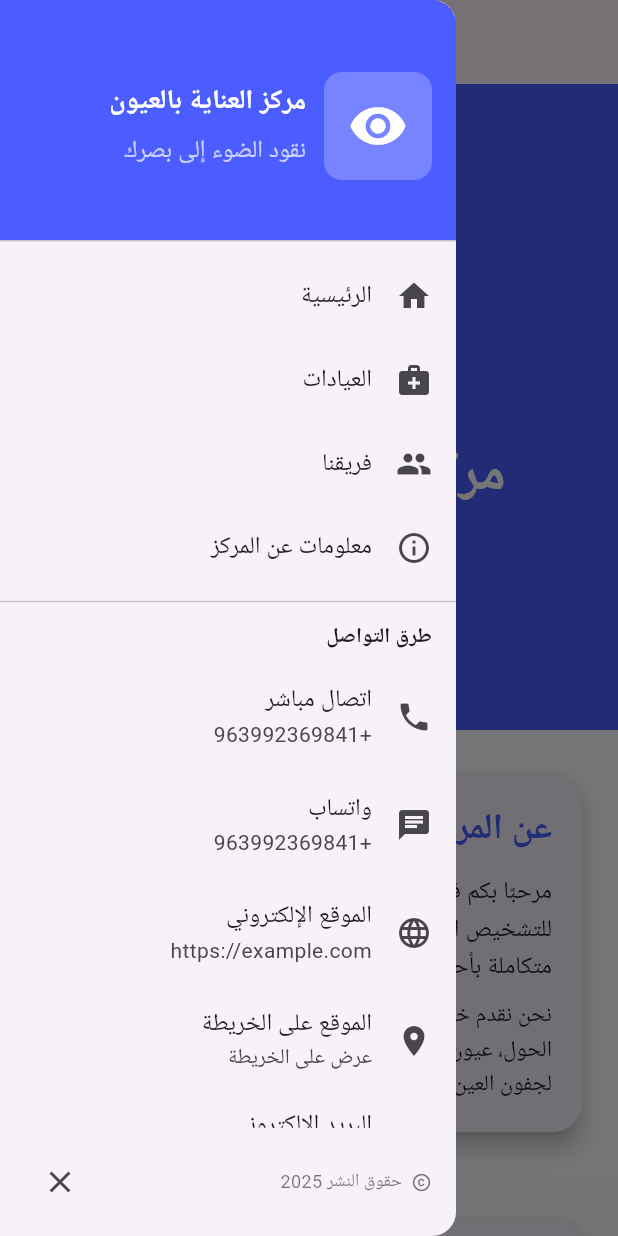
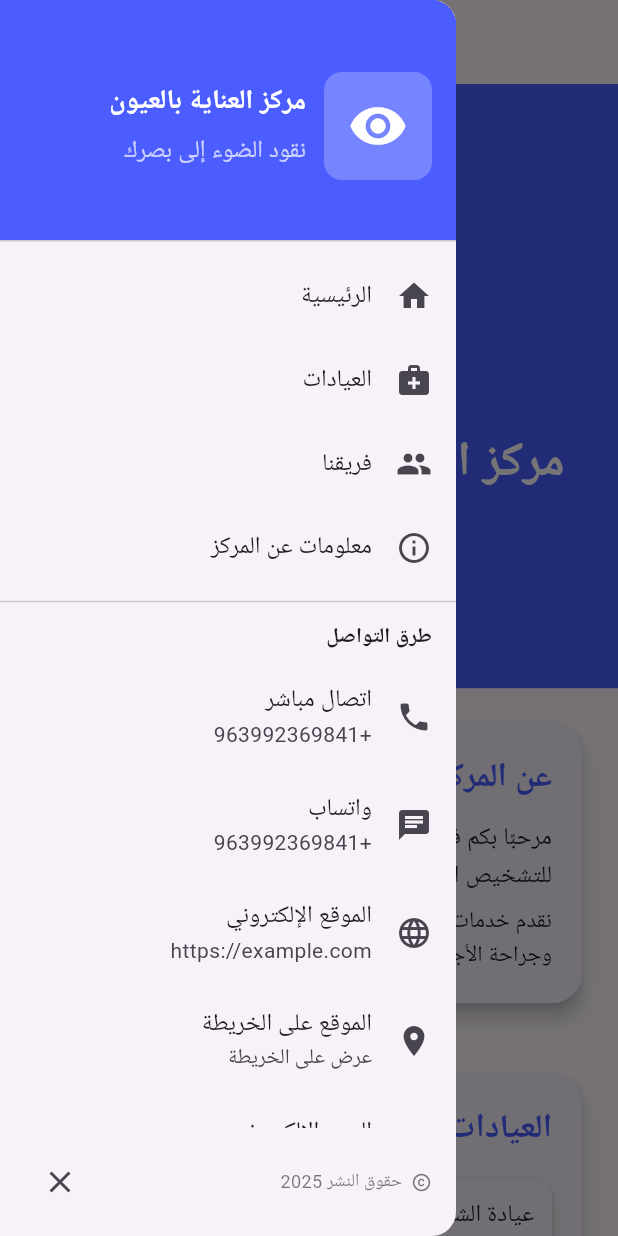
Before and after one commit to waheedoofGoogle/eye-care-center, a Flutter app: the screen it shows after launch, in the side drawer, after a tap on "واتساب", on a phone screen of 412 x 824 dp. Run offline on Flutter 3.47's test engine with Material 3 defaults, Android fonts, the light colour scheme and no system bars; network calls fail.

Commit message:
Fix base href 2

```diff
--- a/eyecarewebsitecommands.txt
+++ b/eyecarewebsitecommands.txt
@@ -9,6 +9,9 @@ git push
 flutter clean
 flutter pub get
 flutter build web
+
+
+
 
 <base href="/eye-care-center/">
 
--- a/lib/main.dart
+++ b/lib/main.dart
@@ -2,9 +2,7 @@ import 'package:eye_care_center/drawer.dart';
 import 'package:flutter/material.dart';
 import 'package:url_launcher/url_launcher.dart';
 
-void main() {
-  runApp(const EyeCareCenterApp());
-}
+void main() => runApp(const EyeCareCenterApp());
 
 class EyeCareCenterApp extends StatelessWidget {
   const EyeCareCenterApp({super.key});
@@ -13,8 +11,6 @@ class EyeCareCenterApp extends StatelessWidget {
   Widget build(BuildContext context) {
     return MaterialApp(
       debugShowCheckedModeBanner: false,
-      locale: const Locale('en'),
-      supportedLocales: const [Locale('en'), Locale('ar')],
       home: const HomePage(),
     );
   }
@@ -30,42 +26,35 @@ class HomePage extends StatefulWidget {
 class _HomePageState extends State<HomePage> {
   bool isArabic = true;
 
-  // Contact tools
-  final String phone = "+963992369841";
-  final String whatsapp = "+963992369841";
-  final String website = "https://example.com";
-  final String mapUrl =
-      "https://www.google.com/maps?q=36%C2%B013%2715.6,37%C2%B008%2701.3";
-  final String email = "www.waheed.hanblaas@gmail.com";
+  // ====== CONSTANTS ======
+  final phone = "+963992369841";
+  final whatsapp = "+963992369841";
+  final website = "https://example.com";
+  final mapUrl = "https://www.google.com/maps?q=36.2209,37.1337";
+  final email = "waheed.hanblaas@gmail.com";
 
-  // Launch helpers
+  // ====== UTILS ======
   Future<void> openUrl(String url) async {
-    if (await canLaunchUrl(Uri.parse(url))) {
-      await launchUrl(Uri.parse(url), mode: LaunchMode.externalApplication);
+    final uri = Uri.parse(url);
+    if (await canLaunchUrl(uri)) {
+      await launchUrl(uri, mode: LaunchMode.externalApplication);
     }
   }
 
-  Future<void> callNumber() async {
-    openUrl("tel:$phone");
-  }
+  // ====== SHORTCUTS ======
+  void callNumber() => openUrl("tel:$phone");
 
-  Future<void> openWhatsapp() async {
-    openUrl("https://wa.me/$whatsapp");
-  }
+  void openWhatsapp() => openUrl("https://wa.me/$whatsapp");
 
-  Future<void> openWebsite() async {
-    openUrl(website);
-  }
+  void openWebsite() => openUrl(website);
 
-  Future<void> openLocation() async {
-    openUrl(mapUrl);
-  }
+  void openLocation() => openUrl(mapUrl);
 
+  // ====== BUILD ======
   @override
   Widget build(BuildContext context) {
     final width = MediaQuery.of(context).size.width;
 
-    // Text content
     final title = isArabic
         ? 'مركز العناية بالعيون وعمليات الليزك'
         : 'EYE CARE CENTER';
@@ -73,66 +62,64 @@ class _HomePageState extends State<HomePage> {
         ? 'نقود الضوء إلى بصرك'
         : 'Leading Light to your Sight';
 
-    final desc = isArabic
-        ? 'مرحبًا بكم في مركز العناية بالعيون — وجهتكم الموثوقة للتشخيص المتقدم وعمليات الليزك الدقيقة. نقدم خدمات متكاملة بأحدث الأجهزة الطبية.'
-        : 'Welcome to Eye Care Center — your trusted destination for advanced diagnostics and precise eye surgeries, using the latest medical technologies.';
+    final aboutDesc = isArabic
+        ? 'مرحبًا بكم في مركز العناية بالعيون — وجهتكم الموثوقة للتشخيص المتقدم وعمليات الليزك الدقيقة.'
+        : 'Welcome to the Eye Care Center — your trusted destination for advanced diagnostics and LASIK surgeries.';
 
-    final details = isArabic
-        ? 'نحن نقدم خدمات متخصصة في علاج أمراض الشبكية، الحول، عيون الأطفال، بالإضافة إلى عمليات التجميل الدقيقة لجفون العين.'
-        : 'We provide advanced services in retina diseases, strabismus, pediatric eye care, and cosmetic eyelid surgeries.';
+    final aboutDetails = isArabic
+        ? 'نقدم خدمات في الشبكية، الحول، عيون الأطفال، والتجميل وجراحة الأجفان.'
+        : 'We offer retina care, strabismus treatment, pediatric eye care, and cosmetic eyelid surgery.';
 
     final features = isArabic
+        ? ['أحدث أجهزة التشخيص', 'فحص شامل ودقيق', 'فريق مختص', 'عيادة تجميل']
+        : [
+            'Advanced diagnostic devices',
+            'Accurate full-eye exams',
+            'Specialized team',
+            'Cosmetic clinic',
+          ];
+
+    final clinics = isArabic
         ? [
-            '• أحدث أجهزة تصوير الشبكية OCT',
-            '• فحص شامل بدقة عالية',
-            '• فريق طبي متخصص',
-            '• عيادة خاصة لعمليات التجميل حول العين',
+            'عيادة الشبكية',
+            'عيادة الحول والأطفال',
+            'عيادة التجميل وجراحة الأجفان',
           ]
         : [
-            '• Latest Retina Imaging (OCT)',
-            '• High-precision full eye examination',
-            '• Highly specialized medical team',
-            '• Dedicated cosmetic eyelid surgery clinic',
+            'Retina Clinic',
+            'Strabismus & Pediatric Clinic',
+            'Cosmetic & Eyelid Surgery',
           ];
-
-    final clinic1 = isArabic ? '• عيادة الشبكية' : '• Retina Clinic';
-    final clinic2 = isArabic
-        ? '• عيادة الحول والأطفال'
-        : '• Strabismus & Pediatric Clinic';
-    final clinic3 = isArabic
-        ? '• عيادة التجميل وجراحة الأجفان'
-        : '• Cosmetic & Eyelid Surgery Clinic';
 
     return Scaffold(
       appBar: AppBar(
-        title: Text(
+        title: const Text(
           'EYE CARE CENTER',
-          style: TextStyle(fontSize: 24, fontWeight: FontWeight.bold),
+          style: TextStyle(fontSize: 22, fontWeight: FontWeight.bold),
         ),
         foregroundColor: Colors.blueAccent,
       ),
+
       drawer: AppDrawer(
         isArabic: isArabic,
         onToggleLang: () => setState(() => isArabic = !isArabic),
         phone: phone,
         whatsapp: whatsapp,
-        // wa.me requires country code without +
         website: website,
         mapUrl: mapUrl,
         email: email,
       ),
-      backgroundColor: Colors.white,
+
       body: Directionality(
         textDirection: isArabic ? TextDirection.rtl : TextDirection.ltr,
         child: SingleChildScrollView(
           child: Column(
-            crossAxisAlignment: CrossAxisAlignment.stretch,
             children: [
-              // ===== HERO / HEADER =====
+              // ===== HEADER =====
               Container(
-                color: const Color(0xFF4B5DFF), // Blue header
+                color: const Color(0xFF4B5DFF),
                 padding: const EdgeInsets.symmetric(
-                  vertical: 50,
+                  vertical: 45,
                   horizontal: 20,
                 ),
                 child: Column(
@@ -144,21 +131,21 @@ class _HomePageState extends State<HomePage> {
                     const SizedBox(height: 20),
                     Text(
                       title,
+                      textAlign: TextAlign.center,
                       style: const TextStyle(
-                        fontSize: 36,
+                        fontSize: 32,
                         fontWeight: FontWeight.bold,
                         color: Colors.white,
                       ),
-                      textAlign: TextAlign.center,
                     ),
-                    const SizedBox(height: 10),
+                    const SizedBox(height: 8),
                     Text(
                       subtitle,
+                      textAlign: TextAlign.center,
                       style: const TextStyle(
-                        fontSize: 20,
+                        fontSize: 18,
                         color: Colors.white70,
                       ),
-                      textAlign: TextAlign.center,
                     ),
                   ],
                 ),
@@ -166,70 +153,31 @@ class _HomePageState extends State<HomePage> {
 
               // ===== ABOUT =====
               sectionCard(
-                color: Colors.white,
-                child: Column(
-                  crossAxisAlignment: CrossAxisAlignment.start,
+                title: isArabic ? "عن المركز" : "About Us",
                 children: [
                   Text(
-                      isArabic ? "عن المركز" : "About Us",
-                      style: const TextStyle(
-                        fontSize: 24,
-                        fontWeight: FontWeight.bold,
-                        color: Color(0xFF4B5DFF),
-                      ),
-                    ),
-                    const SizedBox(height: 12),
-                    Text(
-                      desc,
+                    aboutDesc,
                     style: const TextStyle(fontSize: 16, height: 1.5),
                   ),
-                    const SizedBox(height: 8),
+                  const SizedBox(height: 6),
                   Text(
-                      details,
+                    aboutDetails,
                     style: const TextStyle(fontSize: 15, height: 1.5),
                   ),
                 ],
               ),
-              ),
 
               // ===== CLINICS =====
               sectionCard(
-                color: Colors.grey.shade50,
-                child: Column(
-                  crossAxisAlignment: CrossAxisAlignment.start,
-                  children: [
-                    Text(
-                      isArabic ? "العيادات" : "Our Clinics",
-                      style: const TextStyle(
-                        fontSize: 24,
-                        fontWeight: FontWeight.bold,
-                        color: Color(0xFF4B5DFF),
-                      ),
-                    ),
-                    const SizedBox(height: 12),
-                    clinicCard(clinic1),
-                    clinicCard(clinic2),
-                    clinicCard(clinic3),
-                  ],
-                ),
+                title: isArabic ? "العيادات" : "Our Clinics",
+                children: clinics.map((c) => clinicCard(c)).toList(),
               ),
 
               // ===== FEATURES =====
               sectionCard(
-                color: Colors.white,
-                child: Column(
-                  crossAxisAlignment: CrossAxisAlignment.start,
-                  children: [
-                    Text(
-                      isArabic ? "مميزات المركز" : "Center Features",
-                      style: const TextStyle(
-                        fontSize: 24,
-                        fontWeight: FontWeight.bold,
-                        color: Color(0xFF4B5DFF),
-                      ),
-                    ),
-                    const SizedBox(height: 12),
-                    ...features.map(
+                title: isArabic ? "مميزات المركز" : "Center Features",
+                children: features
+                    .map(
                       (f) => Padding(
                         padding: const EdgeInsets.symmetric(vertical: 4),
                         child: Row(
@@ -239,27 +187,49 @@ class _HomePageState extends State<HomePage> {
                               color: Color(0xFF4B5DFF),
                             ),
                             const SizedBox(width: 8),
-                            Expanded(
-                              child: Text(
-                                f,
-                                style: const TextStyle(fontSize: 15),
+                            Expanded(child: Text(f)),
+                          ],
                         ),
                       ),
+                    )
+                    .toList(),
+              ),
+              ArticleSection(isArabic: isArabic),
+
+
+              // ===== CONTACT =====
+              contactSection(),
+
+              // ===== LANG TOGGLE =====
+              const SizedBox(height: 20),
+              ElevatedButton(
+                onPressed: () => setState(() => isArabic = !isArabic),
+                style: ElevatedButton.styleFrom(
+                  backgroundColor: const Color(0xFF4B5DFF),
+                  padding: const EdgeInsets.symmetric(
+                    horizontal: 28,
+                    vertical: 12,
+                  ),
+                ),
+                child: Text(
+                  isArabic ? "English" : "العربية",
+                  style: const TextStyle(color: Colors.white, fontSize: 18),
+                ),
+              ),
+              const SizedBox(height: 30),
             ],
           ),
         ),
       ),
-                  ],
-                ),
-              ),
+    );
+  }
 
-              // ===== CONTACT =====
-              Container(
+  // ===== REUSABLE WIDGETS =====
+
+  Widget contactSection() {
+    return Container(
       color: Colors.grey.shade100,
-                padding: const EdgeInsets.symmetric(
-                  vertical: 40,
-                  horizontal: 20,
-                ),
+      padding: const EdgeInsets.symmetric(vertical: 40),
       child: Column(
         children: [
           Text(
@@ -300,52 +270,6 @@ class _HomePageState extends State<HomePage> {
           ),
         ],
       ),
-              ),
-
-              // ===== LANGUAGE TOGGLE =====
-              Padding(
-                padding: const EdgeInsets.symmetric(vertical: 20),
-                child: Center(
-                  child: ElevatedButton(
-                    onPressed: () => setState(() => isArabic = !isArabic),
-                    style: ElevatedButton.styleFrom(
-                      backgroundColor: const Color(0xFF4B5DFF),
-                      padding: const EdgeInsets.symmetric(
-                        horizontal: 30,
-                        vertical: 12,
-                      ),
-                    ),
-                    child: Text(
-                      isArabic ? 'English' : 'العربية',
-                      style: const TextStyle(fontSize: 18, color: Colors.white),
-                    ),
-                  ),
-                ),
-              ),
-            ],
-          ),
-        ),
-      ),
-    );
-  }
-
-  Widget containerBox({required Widget child}) {
-    return Container(
-      width: 500,
-      padding: const EdgeInsets.all(20),
-      decoration: BoxDecoration(
-        color: Colors.white,
-        borderRadius: BorderRadius.circular(20),
-        boxShadow: [
-          BoxShadow(
-            color: Colors.black12,
-            blurRadius: 15,
-            spreadRadius: 2,
-            offset: const Offset(0, 5),
-          ),
-        ],
-      ),
-      child: child,
     );
   }
 
@@ -366,28 +290,95 @@ class _HomePageState extends State<HomePage> {
   }
 }
 
-Widget sectionCard({required Widget child, Color color = Colors.white}) {
+// ===== GENERAL WIDGETS =====
+
+Widget sectionCard({required String title, required List<Widget> children}) {
   return Container(
     width: double.infinity,
-    color: color,
-    padding: const EdgeInsets.symmetric(vertical: 25, horizontal: 20),
+    padding: const EdgeInsets.all(20),
     child: Card(
-      elevation: 6,
+      elevation: 5,
       shape: RoundedRectangleBorder(borderRadius: BorderRadius.circular(20)),
-      child: Padding(padding: const EdgeInsets.all(20), child: child),
+      child: Padding(
+        padding: const EdgeInsets.all(20),
+        child: Column(
+          crossAxisAlignment: CrossAxisAlignment.start,
+          children: [
+            Text(
+              title,
+              style: const TextStyle(
+                fontSize: 22,
+                fontWeight: FontWeight.bold,
+                color: Color(0xFF4B5DFF),
+              ),
+            ),
+            const SizedBox(height: 12),
+            ...children,
+          ],
+        ),
+      ),
     ),
   );
 }
 
 Widget clinicCard(String text) {
   return Card(
-    color: Colors.blue.shade50,
     elevation: 3,
     margin: const EdgeInsets.symmetric(vertical: 6),
-    shape: RoundedRectangleBorder(borderRadius: BorderRadius.circular(12)),
     child: Padding(
       padding: const EdgeInsets.all(12),
       child: Text(text, style: const TextStyle(fontSize: 16)),
     ),
   );
 }
+
+class ArticleSection extends StatelessWidget {
+  final bool isArabic;
+
+  const ArticleSection({super.key, required this.isArabic});
+
+  @override
+  Widget build(BuildContext context) {
+    final title = isArabic ? "مقالة قصيرة" : "Short Article";
+    final subtitle = isArabic
+        ? "عن فكرة التطبيق واستخداماته"
+        : "About the App and Its Uses";
+
+    final contentAr = """
+تطبيق "مركز العناية بالعيون" هو نموذج عملي لتقديم المعلومات الطبية بطريقة احترافية وسهلة الاستخدام.
+يساعد هذا النوع من التطبيقات المرضى على الوصول إلى أهم الخدمات دون تعقيد مثل: التعرف على العيادات،
+مميزات المركز، وطرق التواصل المباشر مثل الاتصال والواتساب والموقع الجغرافي.
+
+كما يتيح التطبيق عرض الهوية البصرية للمركز بشكل جميل ويعزز الثقة بين المريض والطبيب،
+خاصة مع دعم اللغتين العربية والإنجليزية لتلبية جمهور أوسع.
+""";
+
+    final contentEn = """
+The “Eye Care Center” app is a professional and user-friendly tool for presenting medical services
+clearly and efficiently. It helps patients access essential information such as clinics, features,
+and direct contact options including phone, WhatsApp, website, and map location.
+
+It also enhances the center’s branding with clean visuals and bilingual support (Arabic & English),
+making it suitable for wider audiences.
+""";
+
+    return sectionCard(
+      title: title,
+      children: [
+        Text(
+          subtitle,
+          style: const TextStyle(
+            fontSize: 18,
+            color: Colors.black54,
+            fontWeight: FontWeight.w500,
+          ),
+        ),
+        const SizedBox(height: 12),
+        Text(
+          isArabic ? contentAr : contentEn,
+          style: const TextStyle(fontSize: 15, height: 1.6),
+        ),
+      ],
+    );
+  }
+}
```
Also changed, not shown: 1 other file. Lines whose indentation alone changed are shown as unchanged.
